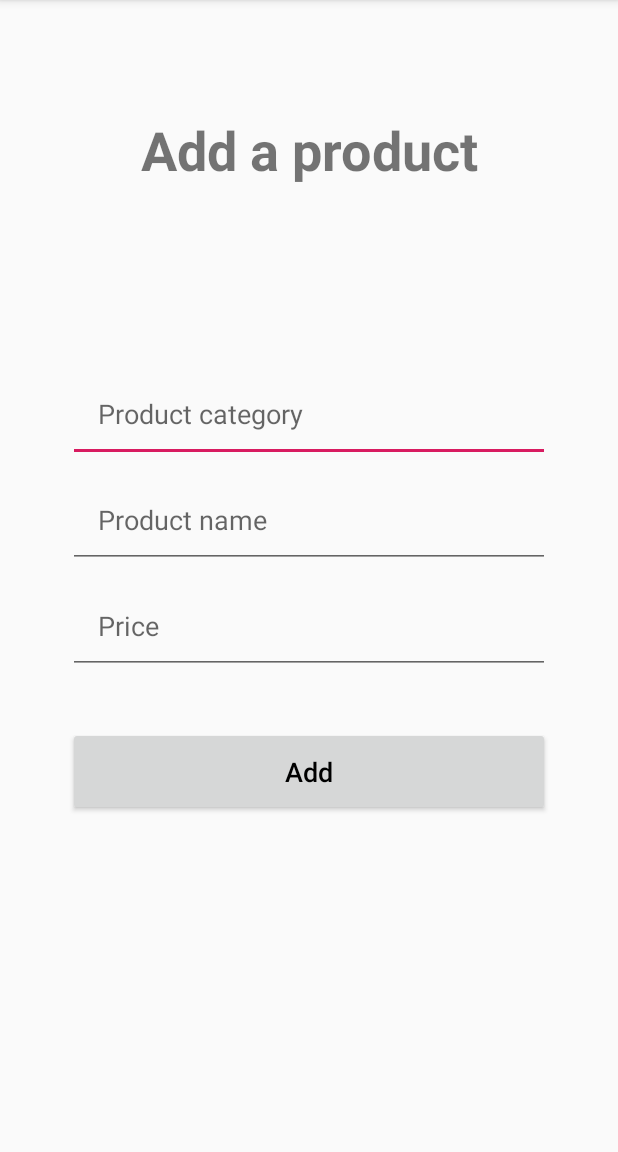
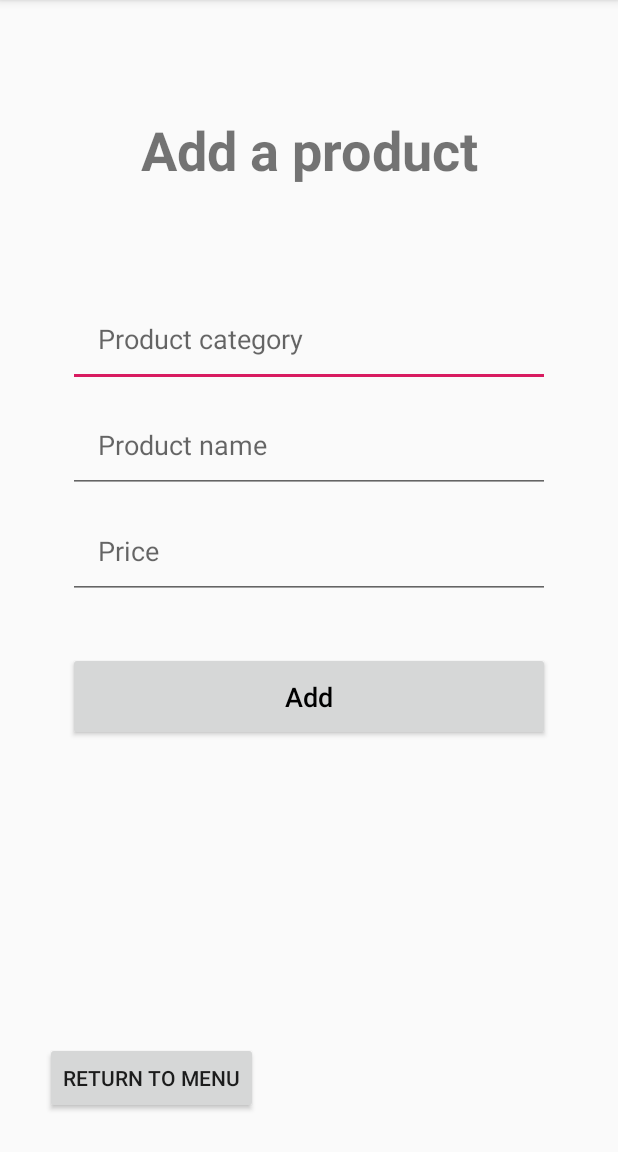
Before and after one commit to annty2/FillMyCart, an Android app: the AddProductActivity screen opened directly, with no data from a screen before it, after a tap on "Add", on a phone screen of 412 x 824 dp, the part 84-1236 px from its top. Run offline under Robolectric (Android 15) with nearby library versions, the phone set to English and light mode, and no system bars; our stand-ins replace Firebase (no records; nobody signed in at launch, a user with empty details on screens opened directly); libraries missing offline, so code that uses them is left out: com.firebase.client; 1 statement that could not run was skipped.

Commit message:
Add product to firebase- from manager

```diff
--- a/app/src/main/java/com/example/fillmycart/AddProductActivity.java
+++ b/app/src/main/java/com/example/fillmycart/AddProductActivity.java
@@ -1,31 +1,26 @@
 package com.example.fillmycart;
 
+import android.content.Intent;
 import android.os.Bundle;
-import android.support.annotation.NonNull;
 import android.support.v7.app.AppCompatActivity;
 import android.view.View;
 import android.widget.Button;
 import android.widget.EditText;
 import android.widget.Toast;
 
-import com.google.firebase.database.DataSnapshot;
-import com.google.firebase.database.DatabaseError;
+import com.firebase.client.Firebase;
+import com.google.android.gms.tasks.OnFailureListener;
+import com.google.android.gms.tasks.OnSuccessListener;
 import com.google.firebase.database.DatabaseReference;
 import com.google.firebase.database.FirebaseDatabase;
-import com.google.firebase.database.ValueEventListener;
 
 public class AddProductActivity extends AppCompatActivity {
 
-    String category, productName, price;
-
     EditText categoryEditText, productEditText, priceEditText;
-    Button addButton;
+    Button addButton, returnToMenu;
 
     private FirebaseDatabase mFirebaseDatabase;
     private DatabaseReference myRef;
-
-    Product product;
-
 
     @Override
     protected void onCreate(Bundle savedInstanceState) {
@@ -36,43 +31,58 @@ public class AddProductActivity extends AppCompatActivity {
         productEditText= (EditText)findViewById(R.id.product_name);
         priceEditText= (EditText)findViewById(R.id.product_price);
         addButton= (Button) findViewById(R.id.addButton);
+        returnToMenu=(Button) findViewById(R.id.returnButton);
 
-        category= categoryEditText.getText().toString().trim();
-        productName= productEditText.getText().toString().trim();
-        price= priceEditText.getText().toString().trim();
+        Firebase.setAndroidContext(this);
+        mFirebaseDatabase= FirebaseDatabase.getInstance();
 
-
-        mFirebaseDatabase= FirebaseDatabase.getInstance();
-        myRef=FirebaseDatabase.getInstance().getReference();
-        product= new Product(category,productName,price);
-
-
-
+        returnToMenu.setOnClickListener(new View.OnClickListener() {
+            @Override
+            public void onClick(View view) {
+                Intent intent = new Intent(AddProductActivity.this , MangerActionActivity.class);
+                startActivity(intent);
+            }
+        });
 
     }
 
-    public void insert (View view){
-        myRef.addListenerForSingleValueEvent(new ValueEventListener() {
 
-            @Override
-            public void onDataChange(@NonNull DataSnapshot dataSnapshot) {
+    //when add is pressed, add the product by category
+    public void insert (View v){
+        Toast.makeText(AddProductActivity.this, "The button was pressed", Toast.LENGTH_SHORT).show();
 
-                if (dataSnapshot.hasChild("Products")) {
+            //check if one of the fields is empty' if it is send a toast
+            if(categoryEditText.getText().toString().equals(""))
+                Toast.makeText(AddProductActivity.this, "Category is null!",
+                        Toast.LENGTH_LONG).show();
+            else if(productEditText.getText().toString().equals(""))
+                Toast.makeText(AddProductActivity.this, "Product name is null!",
+                        Toast.LENGTH_LONG).show();
+            else if(priceEditText.getText().toString().equals(""))
+                Toast.makeText(AddProductActivity.this, "Price is null!",
+                        Toast.LENGTH_LONG).show();
 
-                    Toast.makeText(AddProductActivity.this, "Added to firebase successfully!",Toast.LENGTH_LONG).show();
-                }
-                else{
-                    Toast.makeText(AddProductActivity.this, "Not added to firebase!",Toast.LENGTH_LONG).show();
-                }
-
+            else {
+                //add to firebase
+                myRef = FirebaseDatabase.getInstance().getReference().child("Products").child(categoryEditText.getText().toString())
+                        .child(productEditText.getText().toString());
+                myRef.child("Price").setValue(priceEditText.getText().toString())
+                        .addOnSuccessListener(new OnSuccessListener<Void>() {
+                            @Override
+                            public void onSuccess(Void aVoid) {
+                                Toast.makeText(AddProductActivity.this,"Item was added successfully!!",
+                                        Toast.LENGTH_LONG).show();
+                            }
+                        })
+                        .addOnFailureListener(new OnFailureListener() {
+                            @Override
+                            public void onFailure(Exception e) {
+                                Toast.makeText(AddProductActivity.this,"Failed adding item",
+                                        Toast.LENGTH_LONG).show();
+                            }
+                        });
             }
-
-            @Override
-            public void onCancelled(@NonNull DatabaseError databaseError) {
-
-            }
-        });
-    }
+        }
 
 
 }
--- a/app/src/main/java/com/example/fillmycart/LoginActivity.java
+++ b/app/src/main/java/com/example/fillmycart/LoginActivity.java
@@ -40,8 +40,8 @@ public class LoginActivity extends AppCompatActivity {
                 FirebaseUser mFirebaseUser = mAuth.getCurrentUser();
                 String emailstr = email.getText().toString();
                 if(mFirebaseUser != null) {
-                    if(emailstr.equals("danivngopro@gmail.com")) {
-                        Toast.makeText(LoginActivity.this, "Hello, Daniel", Toast.LENGTH_SHORT).show();
+                    if(emailstr.equals("danivngopro@gmail.com")||emailstr.equals("anna@gmail.com")||emailstr.equals("avi@gmail.com")) {
+                        Toast.makeText(LoginActivity.this, "Hello, Welcome Back!", Toast.LENGTH_SHORT).show();
                         Intent i = new Intent(LoginActivity.this, MangerActionActivity.class);
                         startActivity(i);
                     }
--- a/app/src/main/java/com/example/fillmycart/MangerActionActivity.java
+++ b/app/src/main/java/com/example/fillmycart/MangerActionActivity.java
@@ -29,5 +29,7 @@ public class MangerActionActivity extends AppCompatActivity {
             }
         });
 
+
+
     }
 }
--- a/app/src/main/res/layout/activity_add_product.xml
+++ b/app/src/main/res/layout/activity_add_product.xml
@@ -24,7 +24,7 @@
         android:layout_height="wrap_content"
         android:layout_below="@+id/addTheItem"
         android:inputType="textMultiLine"
-        android:layout_marginTop="100dp"
+        android:layout_marginTop="50dp"
         android:padding="20dp"
         android:hint="Product category"
         android:layout_marginLeft="45dp"
@@ -73,4 +73,13 @@
         android:textColor="@android:color/background_dark"
         android:textSize="18sp" />
 
+    <Button
+        android:id="@+id/returnButton"
+        android:layout_width="wrap_content"
+        android:layout_height="wrap_content"
+        android:layout_alignParentBottom="true"
+        android:layout_marginLeft="30dp"
+        android:layout_marginBottom="25dp"
+        android:text="Return to menu" />
+
 </RelativeLayout>
--- a/app/src/main/res/layout/activity_manger_action.xml
+++ b/app/src/main/res/layout/activity_manger_action.xml
@@ -71,4 +71,5 @@
 
 
 
+
 </RelativeLayout>
```
